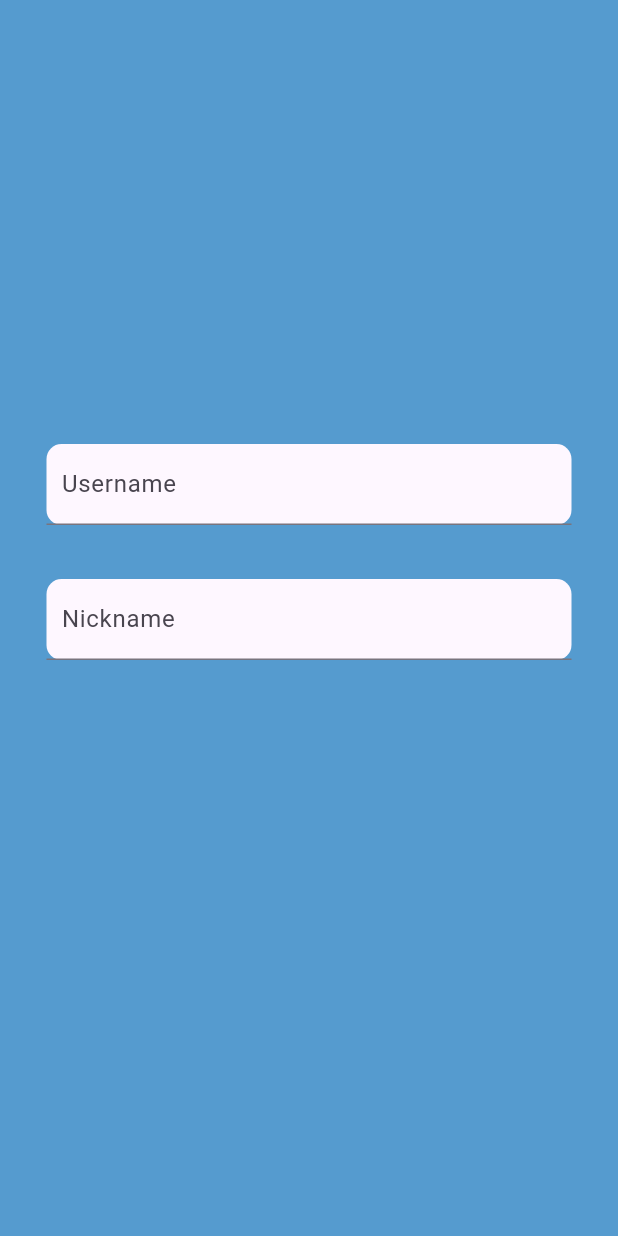
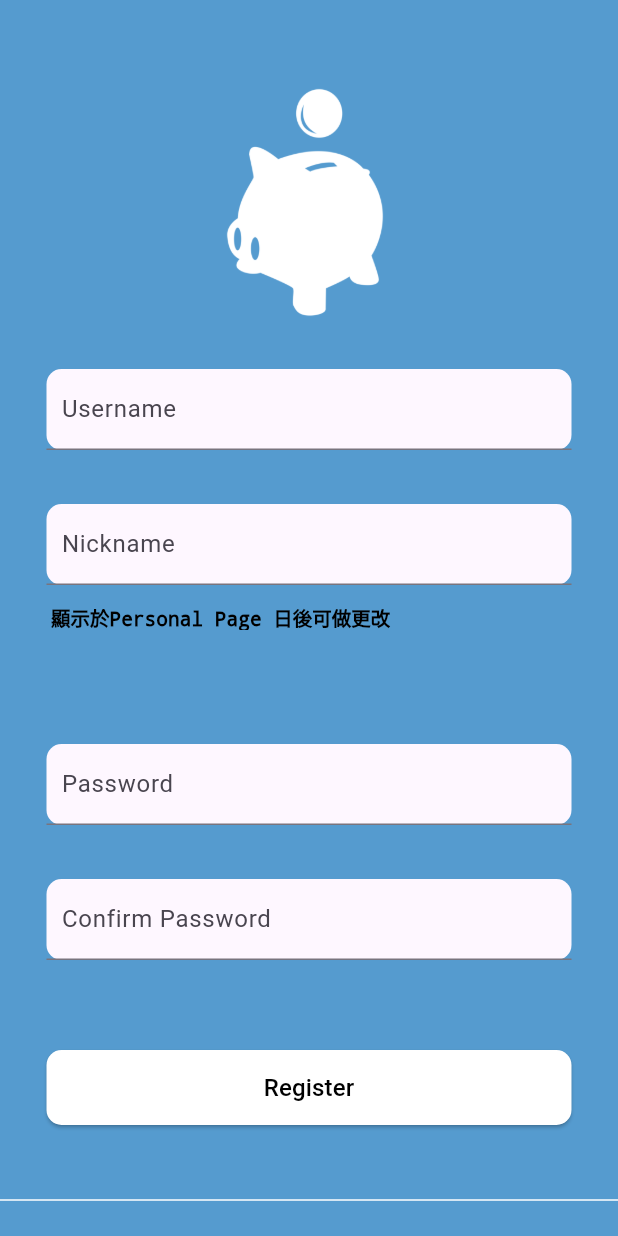
Before and after one commit to JiMoneyApp/JiMoney-Frontend, a Flutter app: the screen it shows after launch, on a phone screen of 412 x 824 dp. Run offline on Flutter 3.47's test engine with Material 3 defaults, Android fonts, the phone set to English and light mode, and no system bars.

Commit message:
login page UI 100% register page UI 100%

```diff
--- a/lib/Register/presentation/login_page.dart
+++ b/lib/Register/presentation/login_page.dart
@@ -17,7 +17,16 @@ class _LoginPageState extends State<LoginPage> {
       child: Column(
         children: [
           Container(
-            height: 510,
+            padding: EdgeInsets.fromLTRB(20, 50, 0, 0),
+            height: 370,
+            width: 350,
+            child: Scaffold(
+              body: Image(image: AssetImage('lib/assets/logo.png'),),
+              backgroundColor: Color(0xFF559BCF),
+            ),
+          ),
+          Container(
+            height: 100,
             width: 350,
             alignment: Alignment.bottomCenter,
             child: Material(
--- a/lib/Register/presentation/register_page.dart
+++ b/lib/Register/presentation/register_page.dart
@@ -15,7 +15,17 @@ class _RegisterPageState extends State<RegisterPage> {
       child: Column(
         children: [
           Container(
-            height: 350,
+            padding: EdgeInsets.fromLTRB(70, 30, 0, 0),
+            height: 240,
+            width: 350,
+            child: Scaffold(
+              body: Image(image: AssetImage('lib/assets/logo.png'),),
+              backgroundColor: Color(0xFF559BCF),
+            ),
+          ),
+          // Username
+          Container(
+            height: 60,
             width: 350,
             alignment: Alignment.bottomCenter,
             child: Material(
@@ -28,6 +38,7 @@ class _RegisterPageState extends State<RegisterPage> {
               ),
             ),
           ),
+          // Nickname
           Container(
             height: 90,
             width: 350,
@@ -42,6 +53,105 @@ class _RegisterPageState extends State<RegisterPage> {
               ),
             ),
           ),
+          Container(
+            height: 30,
+            width: 350,
+            alignment: Alignment.topLeft,
+            padding: EdgeInsets.fromLTRB(3, 12, 0, 0),
+            child: Text(
+              "顯示於Personal Page 日後可做更改",
+              style: TextStyle(
+                decoration: TextDecoration.none,
+                fontSize: 13,
+                color: Colors.black
+              ),
+            )
+          ),
+          // Password
+          Container(
+            height: 130,
+            width: 350,
+            alignment: Alignment.bottomCenter,
+            child: Material(
+              borderRadius: BorderRadius.circular(10),
+              child: TextField(
+                decoration: InputDecoration(
+                  contentPadding: EdgeInsets.symmetric(vertical: 15, horizontal: 10),
+                  hintText: "Password"
+                ),
+              ),
+            ),
+          ),
+          // Confirm Password
+          Container(
+            height: 90,
+            width: 350,
+            alignment: Alignment.bottomCenter,
+            child: Material(
+              borderRadius: BorderRadius.circular(10),
+              child: TextField(
+                decoration: InputDecoration(
+                  contentPadding: EdgeInsets.symmetric(vertical: 15, horizontal: 10),
+                  hintText: "Confirm Password"
+                ),
+              ),
+            ),
+          ),
+          // Register Button
+          Container(
+            padding: EdgeInsets.fromLTRB(0, 60, 0, 0),
+            child: ElevatedButton(
+              onPressed: (){},
+              child: Text(
+                "Register",
+                style: TextStyle(color: Colors.black, fontSize: 16),
+              ),
+              style: ElevatedButton.styleFrom(
+                minimumSize: Size(350, 50),
+                backgroundColor: Colors.white,
+                shape: RoundedRectangleBorder(
+                  borderRadius: BorderRadius.circular(10)
+                ),
+                shadowColor: Colors.black,
+              ),
+            ),
+          ),
+          Divider(
+            height: 100,
+            color: Colors.white,
+          ),
+          // bottom text
+          Row(
+            children: [
+              Container(
+                alignment: Alignment.topRight,
+                height: 60,
+                width: 255,
+                child: Text(
+                  "Already have an account?",
+                  style: TextStyle(
+                    decoration: TextDecoration.none,
+                    fontSize: 13,
+                    color: Colors.black,
+                  ),
+                ),
+              ),
+              Container(
+                height: 60,
+                width: 90,
+                padding: EdgeInsets.fromLTRB(35, 0, 0, 0),
+                alignment: Alignment.topLeft,
+                child: Text(
+                  "Sign In",
+                  style: TextStyle(
+                    decoration: TextDecoration.none,
+                    fontSize: 13,
+                    color: Colors.black,
+                  ),
+                ),
+              ),
+            ],
+          ),
         ],
       ),
     );
--- a/pubspec.yaml
+++ b/pubspec.yaml
@@ -59,9 +59,8 @@ flutter:
   uses-material-design: true
 
   # To add assets to your application, add an assets section, like this:
-  # assets:
-  #   - images/a_dot_burr.jpeg
-  #   - images/a_dot_ham.jpeg
+  assets:
+    - lib/assets/
 
   # An image asset can refer to one or more resolution-specific "variants", see
   # https://flutter.dev/assets-and-images/#resolution-aware
```
Also changed, not shown: lib/assets/logo.jpg (added), lib/assets/logo.png (added).
